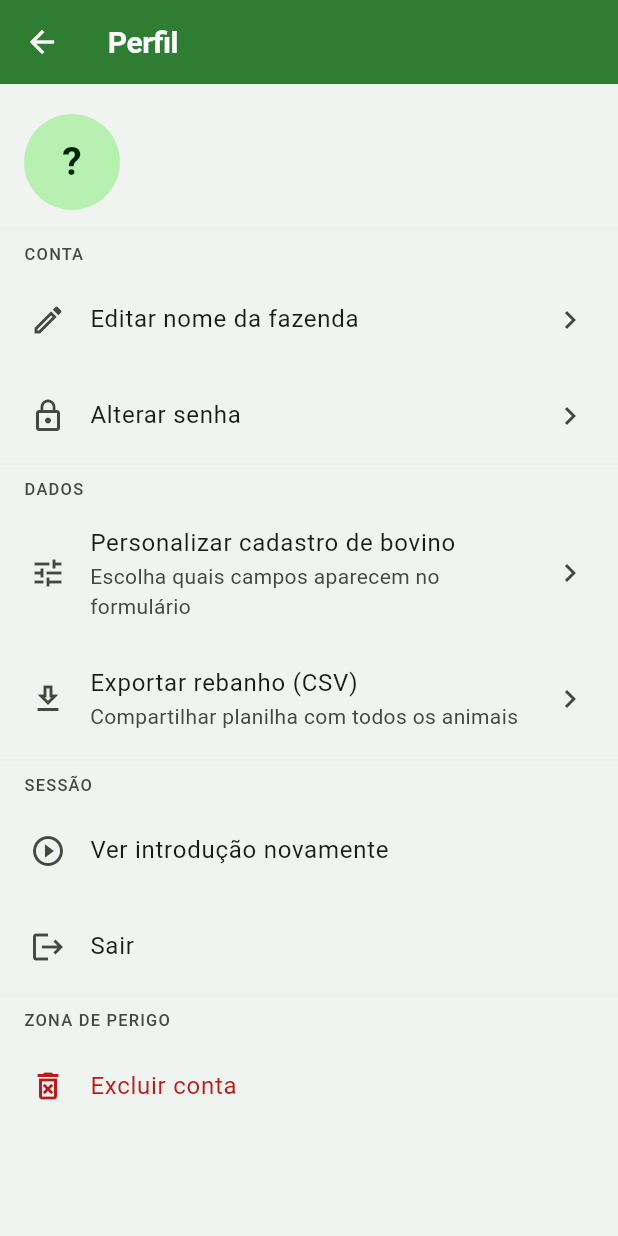
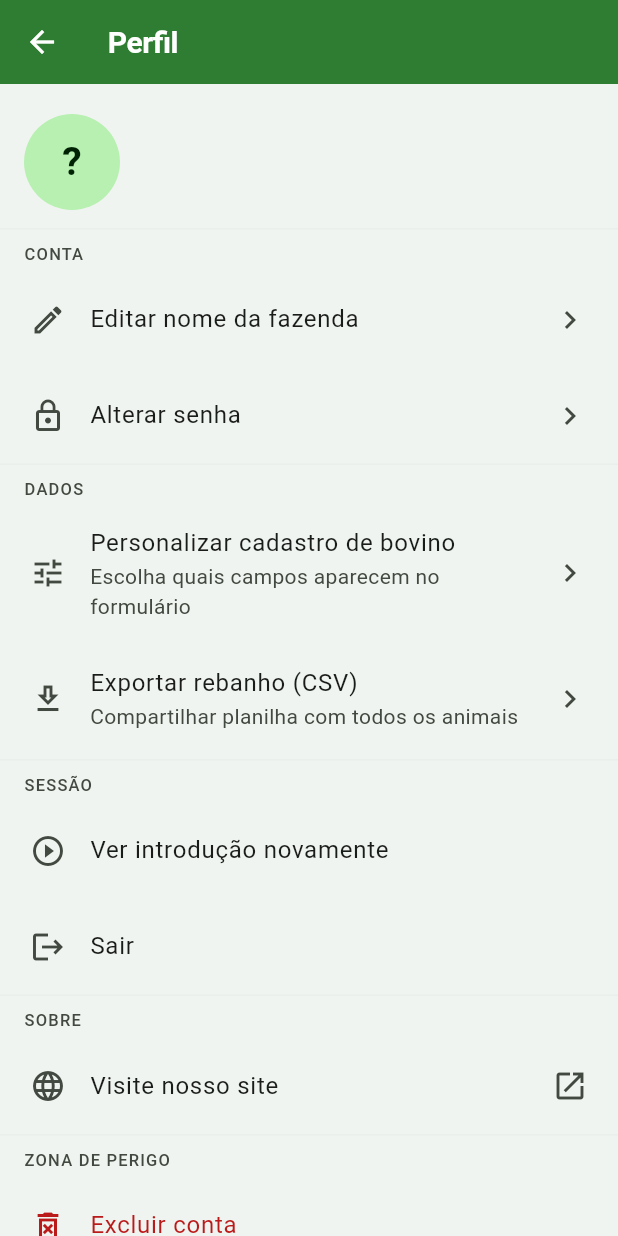
Before and after one commit to lucasbjs12/gestao-bovinos-flutter, a Flutter app: the screen it shows once a user with an empty profile is signed in, after a tap on "Pular", after a tap on the "person outline" icon, on a phone screen of 412 x 824 dp. Run offline on Flutter 3.47's test engine with Material 3 defaults, Android fonts, the phone set to English and light mode, and no system bars; our stand-ins replace cached_network_image, cloud_firestore, connectivity_plus, firebase_auth, firebase_core, flutter_image_compress and 4 more; accounts and stored records are empty.

Commit message:
feat: adiciona link para o site do app na tela de perfil e onboarding
Facilita a descoberta do site (gestaobovinosapp.web.app) sem competir
com o fluxo principal de navegação.

Co-Authored-By: Claude Sonnet 5 <noreply@anthropic.com>

```diff
--- a/lib/features/onboarding/presentation/onboarding_screen.dart
+++ b/lib/features/onboarding/presentation/onboarding_screen.dart
@@ -1,5 +1,6 @@
 import 'package:flutter/material.dart';
 import 'package:shared_preferences/shared_preferences.dart';
+import 'package:url_launcher/url_launcher.dart';
 
 const _kOnboardingKey = 'onboarding_shown_v1';
 
@@ -63,6 +64,11 @@ class _OnboardingScreenState extends State<OnboardingScreen> {
   Future<void> _concluir() async {
     await marcarOnboardingMostrado();
     widget.onConcluir();
+  }
+
+  Future<void> _abrirSite() async {
+    final uri = Uri.parse('https://gestaobovinosapp.web.app/');
+    await launchUrl(uri, mode: LaunchMode.externalApplication);
   }
 
   @override
@@ -169,6 +175,14 @@ class _OnboardingScreenState extends State<OnboardingScreen> {
                       ),
                     ),
                   ),
+                  if (ultima) ...[
+                    const SizedBox(height: 8),
+                    TextButton(
+                      onPressed: _abrirSite,
+                      style: TextButton.styleFrom(foregroundColor: Colors.grey.shade500),
+                      child: const Text('Conheça o site do app'),
+                    ),
+                  ],
                 ],
               ),
             ),
--- a/lib/features/perfil/presentation/perfil_screen.dart
+++ b/lib/features/perfil/presentation/perfil_screen.dart
@@ -7,6 +7,7 @@ import 'package:path_provider/path_provider.dart';
 import 'package:provider/provider.dart';
 import 'package:share_plus/share_plus.dart';
 import 'package:shared_preferences/shared_preferences.dart';
+import 'package:url_launcher/url_launcher.dart';
 
 import '../../../core/db/app_database.dart';
 import '../../../core/routes/app_routes.dart';
@@ -124,6 +125,16 @@ class _PerfilScreenState extends State<PerfilScreen> {
             leading: const Icon(Icons.logout),
             title: const Text('Sair'),
             onTap: _confirmarLogout,
+          ),
+
+          const Divider(),
+
+          _SectionHeader('SOBRE'),
+          ListTile(
+            leading: const Icon(Icons.language_outlined),
+            title: const Text('Visite nosso site'),
+            trailing: const Icon(Icons.open_in_new),
+            onTap: _abrirSite,
           ),
 
           const Divider(),
@@ -295,6 +306,15 @@ class _PerfilScreenState extends State<PerfilScreen> {
     ));
   }
 
+  Future<void> _abrirSite() async {
+    final uri = Uri.parse('https://gestaobovinosapp.web.app/');
+    final ok = await launchUrl(uri, mode: LaunchMode.externalApplication);
+    if (!mounted || ok) return;
+    ScaffoldMessenger.of(context).showSnackBar(
+      const SnackBar(content: Text('Não foi possível abrir o site.')),
+    );
+  }
+
   Future<void> _verIntroducao() async {
     final prefs = await SharedPreferences.getInstance();
     await prefs.remove('onboarding_shown_v1');
--- a/pubspec.yaml
+++ b/pubspec.yaml
@@ -51,6 +51,7 @@ dependencies:
   flutter_image_compress: ^2.4.0
   uuid: ^4.5.1
   share_plus: ^10.1.4
+  url_launcher: ^6.3.2
 
 dev_dependencies:
   flutter_test:
```
Also changed, not shown: pubspec.lock.
